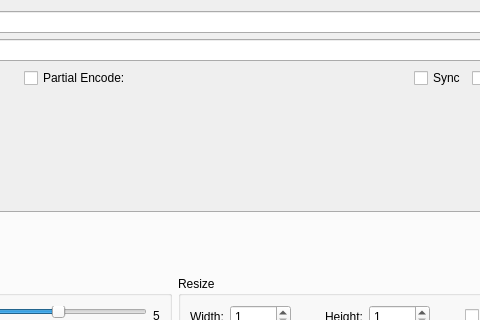
Before: the Qt Designer form dialog.ui in an146/qtheorafrontend, drawn with Qt 5; both pictures show x 224 to 704 and y 0 to 320 of the 798 by 581 pixel window.
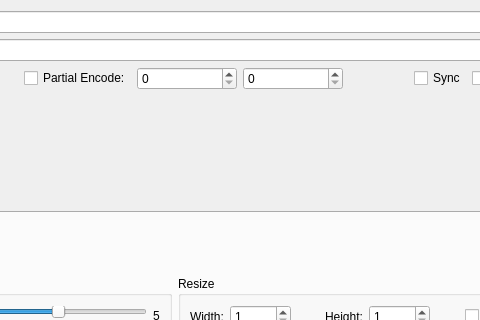
After: the same form once the commit is applied. Icons and pictures are not drawn. Custom widgets are drawn as their Qt base class.

Commit message: fixed QTimeSpinBox appearance in Designer

```diff
--- a/dialog.ui
+++ b/dialog.ui
@@ -94,7 +94,7 @@
       </widget>
      </item>
      <item>
-      <widget class="QTimeSpinBox" name="partial_start" native="true">
+      <widget class="QTimeSpinBox" name="partial_start">
        <property name="minimumSize">
         <size>
          <width>100</width>
@@ -104,7 +104,7 @@
       </widget>
      </item>
      <item>
-      <widget class="QTimeSpinBox" name="partial_end" native="true">
+      <widget class="QTimeSpinBox" name="partial_end">
        <property name="minimumSize">
         <size>
          <width>100</width>
@@ -1373,7 +1373,7 @@
  <customwidgets>
   <customwidget>
    <class>QTimeSpinBox</class>
-   <extends>QWidget</extends>
+   <extends>QSpinBox</extends>
    <header>qtimespinbox.h</header>
   </customwidget>
  </customwidgets>
```
